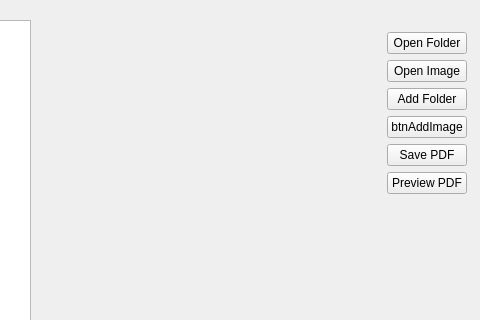
This is convertorUI.ui in BoyTheTall/image-to-pdf-convertor as Qt 5 draws it before an edit; both pictures show x 323 to 803 and y 0 to 320 of the 803 by 555 pixel window. The edited form follows.
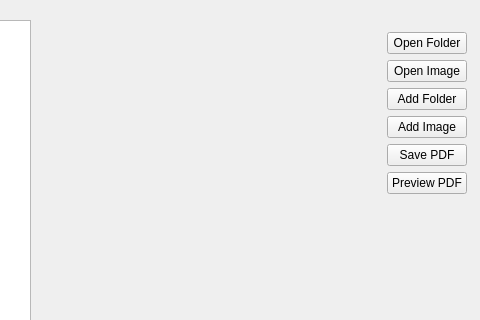
This is the edited form.

Commit message: linked functionality of opening files to buttons. Filtering is needed to prevent users from choosing non image files when the file dialog isnt in folder mode

Diff of the .ui file:
```diff
--- a/convertorUI.ui
+++ b/convertorUI.ui
@@ -105,7 +105,7 @@
      <item row="6" column="2">
       <widget class="QPushButton" name="btnAddImage">
        <property name="text">
-        <string>btnAddImage</string>
+        <string>Add Image</string>
        </property>
       </widget>
      </item>
```
The commit also changes 1 other file.
